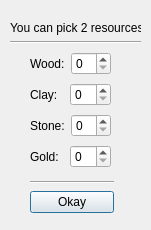
Scuffed-Boardgames/Qt-StoneAge, file Code/StoneAge/pickresources.ui: the form before one commit.
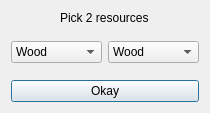
The form after the commit.

Commit message: updated the widgets to 2 drop down menus

The edit to the form file:
```diff
--- a/Code/StoneAge/pickresources.ui
+++ b/Code/StoneAge/pickresources.ui
@@ -6,100 +6,99 @@
    <rect>
     <x>0</x>
     <y>0</y>
-    <width>151</width>
-    <height>230</height>
+    <width>210</width>
+    <height>113</height>
    </rect>
   </property>
   <property name="windowTitle">
    <string>Dialog</string>
   </property>
-  <widget class="QWidget" name="layoutWidget">
-   <property name="geometry">
-    <rect>
-     <x>30</x>
-     <y>50</y>
-     <width>81</width>
-     <height>120</height>
-    </rect>
-   </property>
-   <layout class="QVBoxLayout" name="resourceLayout">
-    <item>
-     <layout class="QHBoxLayout" name="horizontalLayout_3">
-      <item>
-       <widget class="QLabel" name="label">
+  <layout class="QVBoxLayout" name="verticalLayout_3">
+   <item alignment="Qt::AlignHCenter|Qt::AlignVCenter">
+    <widget class="QLabel" name="payLabel">
         <property name="text">
-         <string>Wood:</string>
+      <string>Pick 2 resources</string>
         </property>
        </widget>
       </item>
       <item>
-       <widget class="QSpinBox" name="spinBoxWood"/>
-      </item>
-     </layout>
-    </item>
-    <item>
-     <layout class="QHBoxLayout" name="horizontalLayout_2">
-      <item>
-       <widget class="QLabel" name="label_2">
-        <property name="text">
-         <string>Clay:</string>
-        </property>
-       </widget>
-      </item>
-      <item>
-       <widget class="QSpinBox" name="spinBoxClay"/>
-      </item>
-     </layout>
+    <spacer name="verticalSpacer">
+     <property name="orientation">
+      <enum>Qt::Vertical</enum>
+     </property>
+     <property name="sizeHint" stdset="0">
+      <size>
+       <width>20</width>
+       <height>40</height>
+      </size>
+     </property>
+    </spacer>
     </item>
     <item>
      <layout class="QHBoxLayout" name="horizontalLayout">
       <item>
-       <widget class="QLabel" name="label_3">
+      <widget class="QComboBox" name="choise1">
+       <item>
         <property name="text">
-         <string>Stone:</string>
+         <string>Wood</string>
         </property>
-       </widget>
       </item>
       <item>
-       <widget class="QSpinBox" name="spinBoxStone"/>
-      </item>
-     </layout>
+        <property name="text">
+         <string>Clay</string>
+        </property>
+       </item>
+       <item>
+        <property name="text">
+         <string>Stone</string>
+        </property>
     </item>
     <item>
-     <layout class="QHBoxLayout" name="horizontalLayout_4">
-      <item>
-       <widget class="QLabel" name="label_4">
         <property name="text">
-         <string>Gold:</string>
+         <string>Gold</string>
         </property>
+       </item>
        </widget>
       </item>
       <item>
-       <widget class="QSpinBox" name="spinBoxGold"/>
-      </item>
-     </layout>
-    </item>
-   </layout>
-  </widget>
-  <widget class="QWidget" name="layoutWidget_2">
-   <property name="geometry">
-    <rect>
-     <x>30</x>
-     <y>180</y>
-     <width>84</width>
-     <height>34</height>
-    </rect>
-   </property>
-   <layout class="QVBoxLayout" name="verticalLayout_2">
+      <widget class="QComboBox" name="choise2">
+       <item>
+        <property name="text">
+         <string>Wood</string>
+        </property>
+       </item>
+       <item>
+        <property name="text">
+         <string>Clay</string>
+        </property>
+       </item>
+       <item>
+        <property name="text">
+         <string>Stone</string>
+        </property>
+       </item>
     <item>
-     <widget class="Line" name="line_2">
+        <property name="text">
+         <string>Gold</string>
+        </property>
+       </item>
+      </widget>
+     </item>
+    </layout>
+   </item>
+   <item>
+    <spacer name="verticalSpacer_2">
       <property name="orientation">
-       <enum>Qt::Horizontal</enum>
-      </property>
-     </widget>
-    </item>
-    <item>
-     <layout class="QHBoxLayout" name="horizontalLayout_5">
+      <enum>Qt::Vertical</enum>
+     </property>
+     <property name="sizeHint" stdset="0">
+      <size>
+       <width>20</width>
+       <height>40</height>
+      </size>
+     </property>
+    </spacer>
+   </item>
       <item>
        <widget class="QPushButton" name="okayButton">
         <property name="text">
@@ -108,35 +107,6 @@
        </widget>
       </item>
      </layout>
-    </item>
-   </layout>
-  </widget>
-  <widget class="QWidget" name="layoutWidget_3">
-   <property name="geometry">
-    <rect>
-     <x>10</x>
-     <y>20</y>
-     <width>131</width>
-     <height>24</height>
-    </rect>
-   </property>
-   <layout class="QVBoxLayout" name="verticalLayout">
-    <item>
-     <widget class="QLabel" name="payLabel">
-      <property name="text">
-       <string>You can pick 2 resources</string>
-      </property>
-     </widget>
-    </item>
-    <item>
-     <widget class="Line" name="line">
-      <property name="orientation">
-       <enum>Qt::Horizontal</enum>
-      </property>
-     </widget>
-    </item>
-   </layout>
-  </widget>
  </widget>
  <resources/>
  <connections/>
```
Lines whose indentation alone changed are shown as unchanged. The commit also changes 2 other files.
